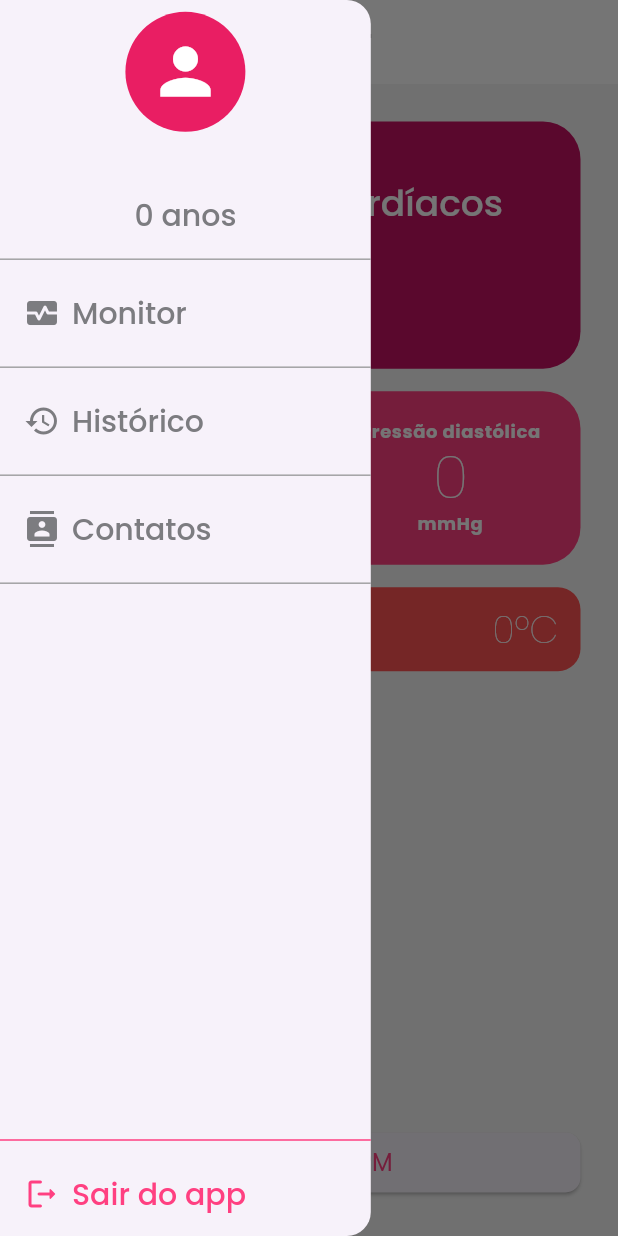
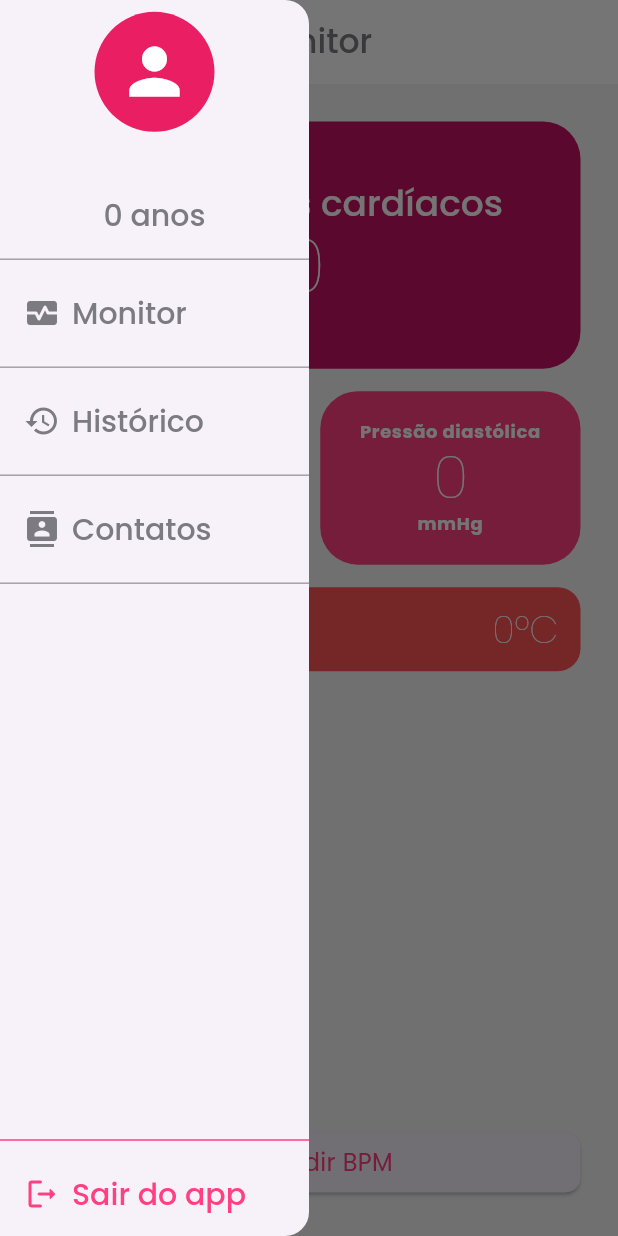
Before and after one commit to lucaspmatos/pulso_app, a Flutter app: the Monitor screen opened by its route, with the side drawer open, on a phone screen of 412 x 824 dp. Run offline on Flutter 3.47's test engine with Material 3 defaults, Android fonts, the phone set to English and light mode, and no system bars; our stand-ins replace fluttertoast, font_awesome_flutter, google_fonts, sensors_plus; missing offline and left inert: heart_bpm, mqtt_client; accounts and stored records are empty.

Commit message:
showing charts on browser cardiac history and more

```diff
--- a/lib/app/core/constants/numbers.dart
+++ b/lib/app/core/constants/numbers.dart
@@ -7,6 +7,7 @@ class Numbers {
   static const double four = 4;
   static const double five = 5;
   static const double ten = 10;
+  static const double fourteen = 14;
   static const double fifteen = 15;
   static const double twenty = 20;
   static const double twentyFive = 25;
@@ -16,7 +17,7 @@ class Numbers {
 
   // Drawer
   static const double drawerWebSize = 200;
-  static const double drawerAppWidth = 0.6;
+  static const double drawerAppWidth = 0.5;
   static const double drawerAppHeight = 0.4;
 
   // Drawer App Bar
--- a/lib/app/core/constants/texts.dart
+++ b/lib/app/core/constants/texts.dart
@@ -80,7 +80,7 @@ class Texts {
   static const String saveHistorySuccessMsg = "Histórico salvo com sucesso!";
   static const String saveHistoryErrorMsg = "Erro ao salvar histórico!";
   static const String sendReport = "Enviar relatório";
-  static const String deleteHistory = "Deletar histórico";
+  static const String deleteHistory = "Deletar registro";
   static const String deleteHistoryErrorMsg = "Erro ao deletar histórico!";
 
   // Contacts
--- a/lib/app/features/monitor/controller/monitor_controller.dart
+++ b/lib/app/features/monitor/controller/monitor_controller.dart
@@ -114,6 +114,7 @@ class MonitorControllerImpl implements MonitorController {
       CardiacHistory report = CardiacHistory(
         userId: UserSession.instance.user?.id,
         bpm: bpmAvg,
+        bpmValues: _view.bpmValues,
         systolicPressure: history.last.systolicPressure,
         diastolicPressure: history.last.diastolicPressure,
         bodyHeat: history.last.bodyHeat,
--- a/lib/app/features/monitor/view/monitor.dart
+++ b/lib/app/features/monitor/view/monitor.dart
@@ -77,6 +77,12 @@ class _MonitorState extends State<Monitor> implements MonitorView {
     setState(() {
       _bpm = value;
       if (bpmValues.length >= 100) bpmValues.removeAt(0);
+      bpmValues.add(
+        SensorValue(
+          time: DateTime.now(),
+          value: _bpm.toDouble(),
+        ),
+      );
       _addHistory();
     });
   }
@@ -148,7 +154,8 @@ class _MonitorState extends State<Monitor> implements MonitorView {
                         margin: Numbers.heartbeatsContainerBottomMargin,
                         decoration: BoxDecoration(
                           color: Colors.pinkAccent.shade700,
-                          borderRadius: BorderRadius.circular(Numbers.twentyFive),
+                          borderRadius:
+                              BorderRadius.circular(Numbers.twentyFive),
                         ),
                         child: Align(
                           alignment: Alignment.center,
@@ -156,7 +163,8 @@ class _MonitorState extends State<Monitor> implements MonitorView {
                             title: Text(
                               Texts.heartbeats,
                               textAlign: TextAlign.center,
-                              style: getTextTheme(context).displaySmall?.copyWith(
+                              style:
+                                  getTextTheme(context).displaySmall?.copyWith(
                                         color: ColorConstants.white,
                                       ),
                             ),
@@ -178,7 +186,8 @@ class _MonitorState extends State<Monitor> implements MonitorView {
                           Container(
                             decoration: BoxDecoration(
                               color: Colors.pinkAccent.shade400,
-                              borderRadius: BorderRadius.circular(Numbers.twentyFive),
+                              borderRadius:
+                                  BorderRadius.circular(Numbers.twentyFive),
                             ),
                             child: Column(
                               mainAxisAlignment: MainAxisAlignment.center,
@@ -186,7 +195,8 @@ class _MonitorState extends State<Monitor> implements MonitorView {
                                 Text(
                                   Texts.systolicPressure,
                                   textAlign: TextAlign.center,
-                                  style: getTextTheme(context).bodySmall?.copyWith(
+                                  style:
+                                      getTextTheme(context).bodySmall?.copyWith(
                                             fontWeight: FontWeight.bold,
                                             color: ColorConstants.white,
                                           ),
@@ -198,7 +208,8 @@ class _MonitorState extends State<Monitor> implements MonitorView {
                                 ),
                                 Text(
                                   Texts.pressureMeasure,
-                                  style: getTextTheme(context).bodySmall?.copyWith(
+                                  style:
+                                      getTextTheme(context).bodySmall?.copyWith(
                                             fontWeight: FontWeight.bold,
                                             color: ColorConstants.white,
                                           ),
@@ -210,7 +221,8 @@ class _MonitorState extends State<Monitor> implements MonitorView {
                           Container(
                             decoration: BoxDecoration(
                               color: Colors.pinkAccent.shade200,
-                              borderRadius: BorderRadius.circular(Numbers.twentyFive),
+                              borderRadius:
+                                  BorderRadius.circular(Numbers.twentyFive),
                             ),
                             child: Column(
                               mainAxisAlignment: MainAxisAlignment.center,
@@ -218,7 +230,8 @@ class _MonitorState extends State<Monitor> implements MonitorView {
                                 Text(
                                   Texts.diastolicPressure,
                                   textAlign: TextAlign.center,
-                                  style: getTextTheme(context).bodySmall?.copyWith(
+                                  style:
+                                      getTextTheme(context).bodySmall?.copyWith(
                                             fontWeight: FontWeight.bold,
                                             color: ColorConstants.white,
                                           ),
@@ -230,7 +243,8 @@ class _MonitorState extends State<Monitor> implements MonitorView {
                                 ),
                                 Text(
                                   Texts.pressureMeasure,
-                                  style: getTextTheme(context).bodySmall?.copyWith(
+                                  style:
+                                      getTextTheme(context).bodySmall?.copyWith(
                                             fontWeight: FontWeight.bold,
                                             color: ColorConstants.white,
                                           ),
@@ -249,8 +263,8 @@ class _MonitorState extends State<Monitor> implements MonitorView {
                         ),
                         alignment: Alignment.center,
                         child: ListTile(
-                          contentPadding:
-                              const EdgeInsets.symmetric(horizontal: Numbers.fifteen),
+                          contentPadding: const EdgeInsets.symmetric(
+                              horizontal: Numbers.fifteen),
                           title: Text(
                             Texts.bodyHeat,
                             style: getTextTheme(context).bodySmall?.copyWith(
@@ -272,12 +286,16 @@ class _MonitorState extends State<Monitor> implements MonitorView {
                           ? Container(
                               margin: Numbers.chartDefaultMargin,
                               decoration: BoxDecoration(
-                                border: Border.all(),
+                                border: Border.all(
+                                  color: ColorConstants.lightGrey,
+                                ),
                                 borderRadius: BorderRadius.circular(
                                   Numbers.twentyFive,
                                 ),
                               ),
-                              constraints: const BoxConstraints.expand(height: 180),
+                              constraints: const BoxConstraints.expand(
+                                height: Numbers.drawerWebSize,
+                              ),
                               child: BPMChart(bpmValues),
                             )
                           : const SizedBox(),
--- a/lib/main.dart
+++ b/lib/main.dart
@@ -24,7 +24,7 @@ class MyApp extends StatefulWidget {
 class _MyAppState extends State<MyApp> {
   late StreamSubscription<AccelerometerEvent> _accSub;
 
-  void _browserLogin() async {
+  void _browserLogin() {
     String userJson = jsonEncode(UserSession.instance.user);
     MqttHandler.publish(Texts.loginTopic, payload: userJson);
   }
```
Also changed, not shown: lib/app/features/history/model/cardiac_history.dart (+17 -22 lines), lib/app/features/history/view/widget/measurement_card.dart (+37 -1 lines). Lines whose indentation alone changed are shown as unchanged.
